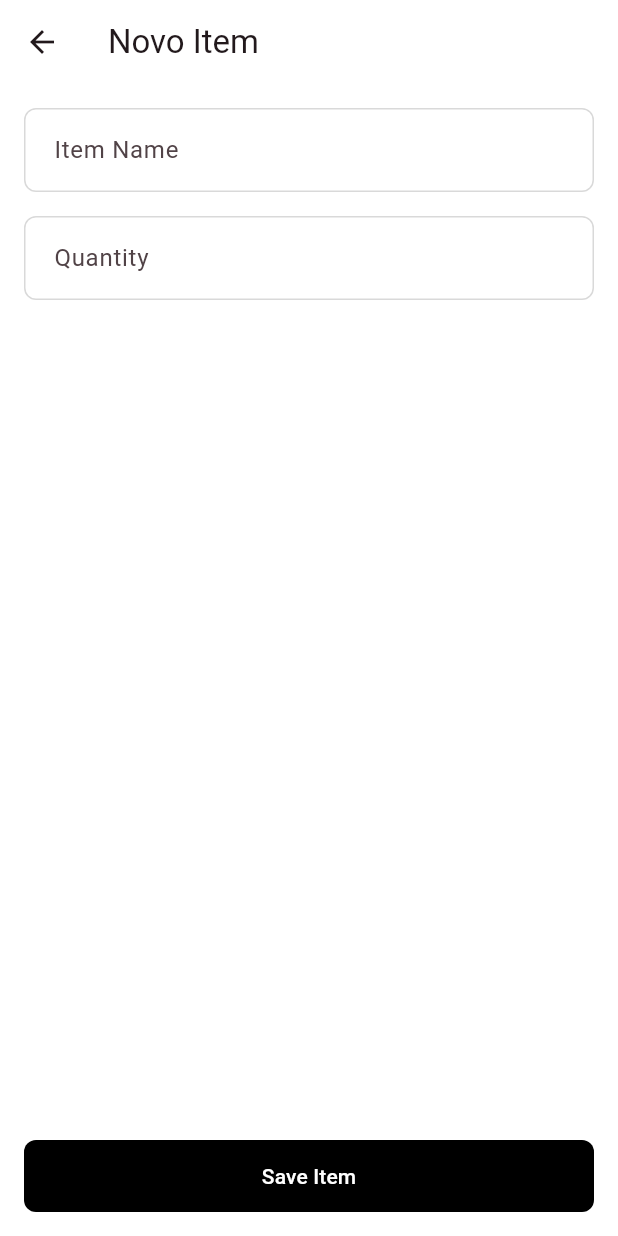
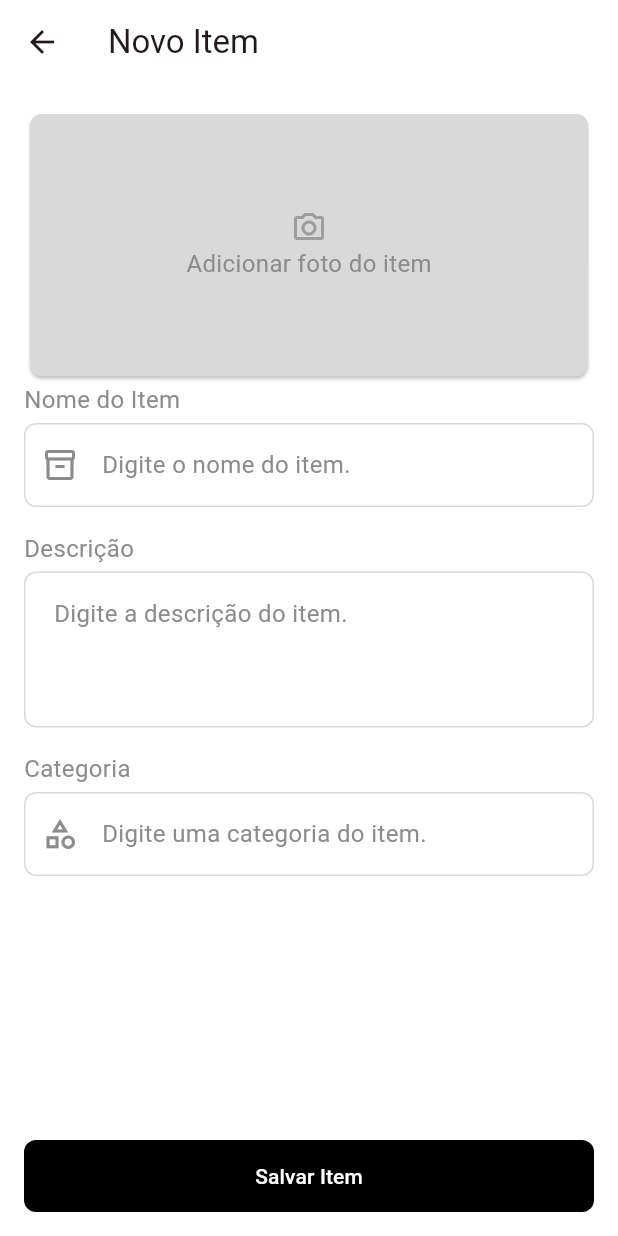
Before and after one commit to SoaresPauloR/BipTag, a Flutter app: the InventoryForm screen opened by its route, on a phone screen of 412 x 824 dp. Run offline on Flutter 3.47's test engine with Material 3 defaults, Android fonts, the phone set to English and light mode, and no system bars.

Commit message:
[refactor]: redesign do formulário de inventário e atualização do tema global
Extrai a lógica do formulário para `FormInventory`, cria o componente customizado `InputForm` e adiciona novas propriedades ao `AppTheme` (novas cores, estilos para Cards e comportamento de ícones nos inputs).

```diff
--- a/lib/screens/inventory_form.dart
+++ b/lib/screens/inventory_form.dart
@@ -8,39 +8,125 @@ class InventoryForm extends StatelessWidget {
     return Scaffold(
       appBar: AppBar(
         title: const Text('Novo Item'),
+        scrolledUnderElevation: 0,
       ),
       body: Padding(
         padding: const EdgeInsets.all(16.0),
-        child: Form(
+        child: FormInventory(),
+      ),
+    );
+  }
+}
+
+class FormInventory extends StatelessWidget {
+  const FormInventory({
+    super.key,
+  });
+
+  @override
+  Widget build(BuildContext context) {
+    return Form(
       child: Column(
         mainAxisAlignment: MainAxisAlignment.spaceBetween,
         children: [
-              Column(
+          Expanded(
+            child: SingleChildScrollView(
+              child: Column(
+                crossAxisAlignment: CrossAxisAlignment.stretch,
                 children: [
-                  TextFormField(
-                    decoration: InputDecoration(
-                      labelText: 'Item Name',
+                  Card(
+                    child: Padding(
+                      padding: const EdgeInsets.all(64.0),
+                      child: Column(
+                        children: [
+                          Icon(
+                            Icons.camera_alt_outlined,
+                            color: Colors.grey[500],
+                          ),
+                          Text("Adicionar foto do item"),
+                        ],
                       ),
                     ),
-                  const SizedBox(height: 16),
-                  TextFormField(
-                    decoration: InputDecoration(
-                      labelText: 'Quantity',
                   ),
-                    keyboardType: TextInputType.number,
+
+                  InputForm(
+                    label: "Nome do Item",
+                    hintText: "Digite o nome do item.",
+                    controller: null,
+                    icon: Icons.inventory_2_outlined,
                   ),
-                ],
+
+                  InputForm(
+                    label: "Descrição",
+                    hintText: "Digite a descrição do item.",
+                    controller: null,
+                    maxLines: 3,
+                    // icon: Icons.description_outlined,
                   ),
-              ElevatedButton(
-                onPressed: () {
-                  Navigator.pop(context);
-                },
-                child: const Text('Save Item'),
+
+                  InputForm(
+                    label: "Categoria",
+                    hintText: "Digite uma categoria do item.",
+                    controller: null,
+                    icon: Icons.category_outlined,
                   ),
                 ],
               ),
             ),
           ),
+
+          ElevatedButton(
+            onPressed: () {
+              Navigator.pop(context);
+            },
+            child: const Text('Salvar Item'),
+          ),
+        ],
+      ),
     );
   }
 }
+
+class InputForm extends StatelessWidget {
+  final String hintText;
+  final String label;
+  final TextEditingController? controller;
+  final int? maxLines;
+  final IconData? icon;
+
+  const InputForm({
+    required this.hintText,
+    required this.label,
+    this.controller,
+    this.maxLines = 1,
+    this.icon,
+    super.key,
+  });
+
+  @override
+  Widget build(BuildContext context) {
+    return Column(
+      crossAxisAlignment: CrossAxisAlignment.start,
+      children: [
+        Padding(
+          padding: const EdgeInsets.only(bottom: 4.0),
+          child: Text(
+            label,
+            style: Theme.of(context).textTheme.bodyMedium,
+          ),
+        ),
+        TextFormField(
+          maxLines: maxLines,
+          decoration: InputDecoration(
+            prefixIcon: icon != null ? Icon(icon) : null,
+            hintText: hintText,
+            hintStyle: Theme.of(context).textTheme.bodyMedium,
+            border: const OutlineInputBorder(),
+          ),
+          controller: controller,
+        ),
+        const SizedBox(height: 16),
+      ],
+    );
+  }
+}
--- a/lib/theme/app_theme.dart
+++ b/lib/theme/app_theme.dart
@@ -5,6 +5,8 @@ class AppTheme {
   static const Color _primaryColor = Colors.black;
   static const Color _surfaceWhite = Colors.white;
   static const Color _borderColor = Color(0xFFD9D9D9);
+  static const Color _secondaryColor = Color(0xFF8C8C8C);
+  static const Color _lightGrayColor = Color(0xFFD9D9D9);
 
   // Tema Claro
   static ThemeData get lightTheme {
@@ -18,17 +20,25 @@ class AppTheme {
         surface: _surfaceWhite,
         brightness: Brightness.light,
       ),
+      appBarTheme: AppBarTheme(
+        backgroundColor: _surfaceWhite,
+      ),
 
       // Organização dos temas de componentes
       elevatedButtonTheme: _elevatedButtonTheme,
       inputDecorationTheme: _inputDecorationTheme,
       floatingActionButtonTheme: _fabTheme,
+      cardTheme: _cardThemeData,
 
       // Estilos de texto globais
       textTheme: const TextTheme(
         headlineMedium: TextStyle(
           fontWeight: FontWeight.bold,
           color: _primaryColor,
+        ),
+        bodyMedium: TextStyle(
+          color: _secondaryColor,
+          fontSize: 16.0,
         ),
       ),
     );
@@ -64,6 +74,13 @@ class AppTheme {
       borderSide: const BorderSide(color: _primaryColor, width: 2),
     ),
     contentPadding: const EdgeInsets.symmetric(horizontal: 16, vertical: 16),
+    prefixIconColor: WidgetStateColor.resolveWith((states) {
+      if (states.contains(WidgetState.focused)) {
+        return _primaryColor;
+      }
+      return _secondaryColor;
+    }),
+    suffixIconColor: _secondaryColor,
   );
 
   static final _fabTheme = FloatingActionButtonThemeData(
@@ -73,4 +90,9 @@ class AppTheme {
       borderRadius: BorderRadius.circular(32),
     ),
   );
+
+  static final _cardThemeData = CardThemeData(
+    color: _lightGrayColor,
+    shape: RoundedRectangleBorder(borderRadius: BorderRadius.circular(8)),
+  );
 }
```
Lines whose indentation alone changed are shown as unchanged.
